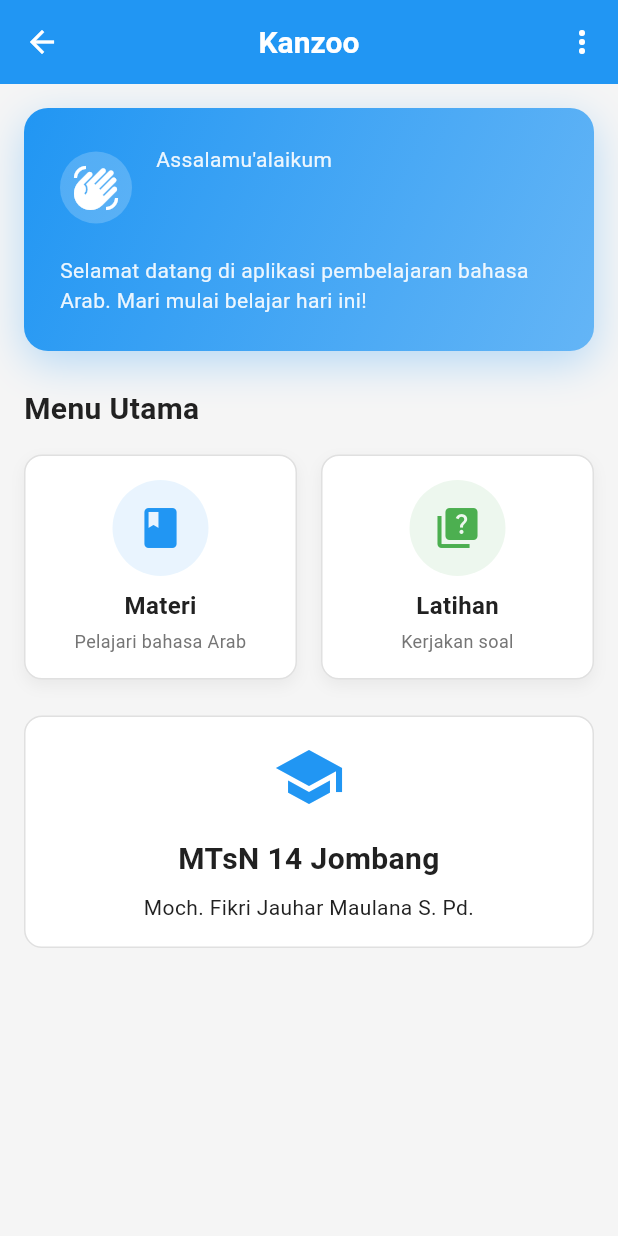
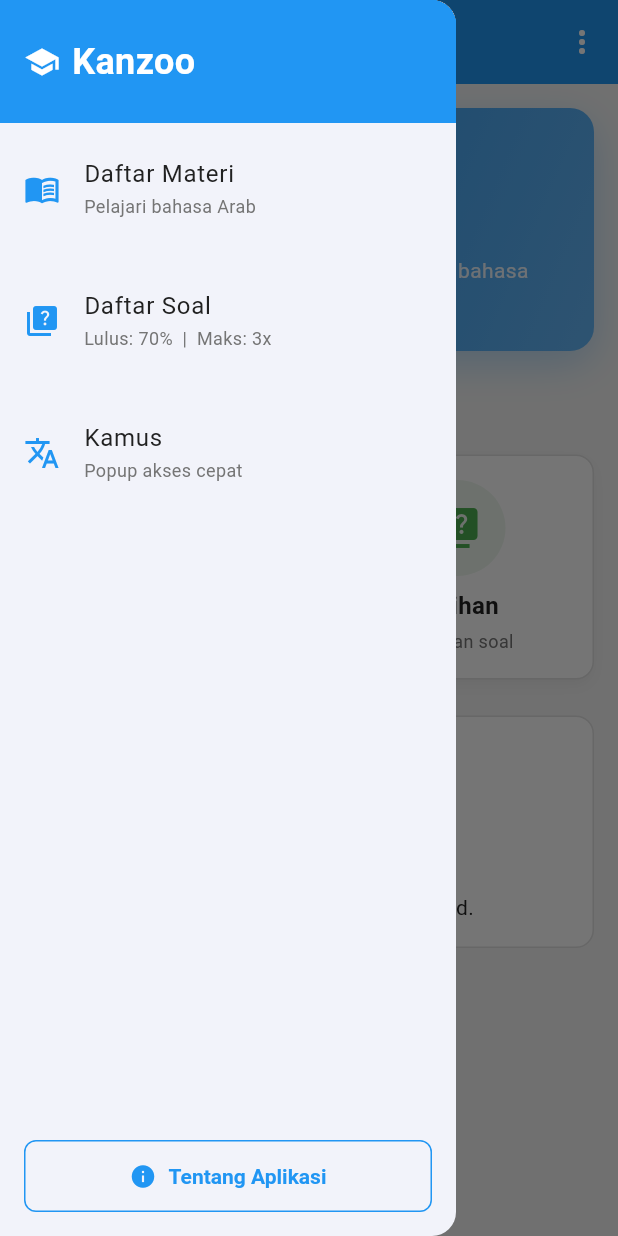
Before and after one commit to abuamar142/kanzoo, a Flutter app: the HomePage screen opened by its route, with the side drawer open (before the commit the screen has no drawer), on a phone screen of 412 x 824 dp. Run offline on Flutter 3.47's test engine with Material 3 defaults, Android fonts, the phone set to English and light mode, and no system bars; our stand-ins replace flutter_svg, get, shared_preferences; accounts and stored records are empty.

Commit message:
feat: implement dictionary feature with UI components and data structure

```diff
--- a/lib/core/constants/app_constants.dart
+++ b/lib/core/constants/app_constants.dart
@@ -66,6 +66,25 @@
   static const String classPrefix = 'Kelas';
   static const String defaultUserName = 'Siswa';
 
+  // Drawer Text
+  static const String drawerHeaderTitle = appName;
+  static const String drawerMaterials = 'Daftar Materi';
+  static const String drawerExercises = 'Daftar Soal';
+  static const String drawerDictionary = 'Kamus';
+  static const String drawerAbout = 'Tentang Aplikasi';
+  static const String aboutDialogTitle = 'Tentang';
+  static const String dictionaryDialogTitle = 'Kamus';
+
+  // Dictionary
+  static const String dictionarySearchHint = 'Cari kata (IDN/Arab)';
+  static const String dictionaryNoResults = 'Tidak ada hasil';
+  static const String dictionarySortLabel = 'Urutkan';
+  static const String dictionarySortDefault = 'Default';
+  static const String dictionarySortByIndonesian = 'Abjad Indonesia';
+  static const String dictionarySortByArabic = 'Abjad Arab';
+  static const String dictionarySectionIntroduction = 'Perkenalan';
+  static const String dictionarySectionDemonstratives = 'Kata Tunjuk';
+
   // Error Messages
   static const String networkError = 'Tidak ada koneksi internet';
   static const String generalError = 'Terjadi kesalahan, silakan coba lagi';
--- /dev/null
+++ b/lib/core/widgets/app_drawer.dart
@@ -0,0 +1,85 @@
+import 'package:flutter/material.dart';
+
+import '../constants/app_constants.dart';
+import '../constants/app_exercise.dart';
+import '../theme/app_colors.dart';
+import '../theme/app_dimensions.dart';
+import '../theme/app_text_styles.dart';
+import '../utils/app_snackbar.dart';
+import 'app_dialogs.dart';
+import 'drawer/base_drawer_header.dart';
+import 'drawer/base_drawer_item.dart';
+
+class AppDrawer extends StatelessWidget {
+  const AppDrawer({super.key});
+
+  @override
+  Widget build(BuildContext context) {
+    return Drawer(
+      child: SafeArea(
+        child: Column(
+          children: [
+            const BaseDrawerHeader(),
+            Expanded(
+              child: ListView(
+                padding: EdgeInsets.zero,
+                children: [
+                  BaseDrawerItem(
+                    icon: Icons.menu_book,
+                    title: AppConstants.drawerMaterials,
+                    subtitle: AppConstants.materialsSubtitle,
+                    onTap: () {
+                      Navigator.of(context).pop();
+                      AppSnackbar.showComingSoon(AppConstants.materialsTitle);
+                    },
+                  ),
+                  BaseDrawerItem(
+                    icon: Icons.quiz,
+                    title: AppConstants.drawerExercises,
+                    subtitle:
+                        'Lulus: ${AppExercise.passingScore.toInt()}%  |  Maks: ${AppExercise.maxAttempts}x',
+                    onTap: () {
+                      Navigator.of(context).pop();
+                      AppSnackbar.showComingSoon(AppConstants.exerciseTitle);
+                    },
+                  ),
+                  BaseDrawerItem(
+                    icon: Icons.translate,
+                    title: AppConstants.drawerDictionary,
+                    subtitle: 'Popup akses cepat',
+                    onTap: () {
+                      Navigator.of(context).pop();
+                      AppDialogs.showDictionary(context);
+                    },
+                  ),
+                ],
+              ),
+            ),
+            Padding(
+              padding: const EdgeInsets.all(AppDimensions.paddingM),
+              child: SizedBox(
+                width: double.infinity,
+                child: OutlinedButton.icon(
+                  icon: const Icon(Icons.info, color: AppColors.primary),
+                  label: Text(AppConstants.drawerAbout),
+                  onPressed: () {
+                    Navigator.of(context).pop();
+                    AppDialogs.showAboutApp(context);
+                  },
+                  style: OutlinedButton.styleFrom(
+                    side: const BorderSide(color: AppColors.primary),
+                    foregroundColor: AppColors.primary,
+                    padding: const EdgeInsets.symmetric(
+                      vertical: AppDimensions.paddingS,
+                      horizontal: AppDimensions.paddingM,
+                    ),
+                  ),
+                ),
+              ),
+            ),
+          ],
+        ),
+      ),
+    );
+  }
+}
--- /dev/null
+++ b/lib/core/widgets/drawer/base_drawer_header.dart
@@ -0,0 +1,37 @@
+import 'package:flutter/material.dart';
+
+import '../../constants/app_constants.dart';
+import '../../theme/app_colors.dart';
+import '../../theme/app_dimensions.dart';
+import '../../theme/app_text_styles.dart';
+
+class BaseDrawerHeader extends StatelessWidget {
+  const BaseDrawerHeader({super.key});
+
+  @override
+  Widget build(BuildContext context) {
+    return Container(
+      width: double.infinity,
+      padding: const EdgeInsets.symmetric(
+        horizontal: AppDimensions.paddingM,
+        vertical: AppDimensions.paddingL,
+      ),
+      decoration: const BoxDecoration(
+        color: AppColors.primary,
+      ),
+      child: Row(
+        children: [
+          const Icon(Icons.school, color: AppColors.secondary),
+          const SizedBox(width: AppDimensions.spaceS),
+          Text(
+            AppConstants.drawerHeaderTitle,
+            style: AppTextStyles.h3.copyWith(
+              color: AppColors.secondary,
+              fontWeight: FontWeight.bold,
+            ),
+          ),
+        ],
+      ),
+    );
+  }
+}
--- /dev/null
+++ b/lib/core/widgets/drawer/base_drawer_item.dart
@@ -0,0 +1,43 @@
+import 'package:flutter/material.dart';
+
+import '../../theme/app_colors.dart';
+import '../../theme/app_dimensions.dart';
+import '../../theme/app_text_styles.dart';
+
+class BaseDrawerItem extends StatelessWidget {
+  final IconData icon;
+  final String title;
+  final String? subtitle;
+  final VoidCallback onTap;
+
+  const BaseDrawerItem({
+    super.key,
+    required this.icon,
+    required this.title,
+    this.subtitle,
+    required this.onTap,
+  });
+
+  @override
+  Widget build(BuildContext context) {
+    return ListTile(
+      leading: Icon(icon, color: AppColors.primary),
+      title: Text(
+        title,
+        style: AppTextStyles.bodyLarge,
+      ),
+      subtitle: subtitle != null
+          ? Text(
+              subtitle!,
+              style: AppTextStyles.bodySmall
+                  .copyWith(color: AppColors.textSecondary),
+            )
+          : null,
+      onTap: onTap,
+      contentPadding: const EdgeInsets.symmetric(
+        horizontal: AppDimensions.paddingM,
+        vertical: AppDimensions.paddingS,
+      ),
+    );
+  }
+}
```
Also changed, not shown: lib/core/widgets/app_dialogs.dart (added, +91 -0 lines), lib/core/widgets/dictionary/base_dictionary_item.dart (added, +50 -0 lines), lib/features/dictionary/presentation/widgets/dictionary_dialog.dart (added, +202 -0 lines), lib/features/home/presentation/pages/home_page.dart (+7 -1 lines), lib/shared/data/dictionary_data.dart (added, +83 -0 lines), lib/shared/models/dictionary_entry.dart (added, +13 -0 lines).
